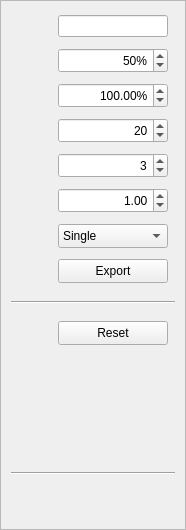
The window that src/settingswidget.ui (chrizbee/NewtonFractal) describes before a commit, drawn with Qt 5.
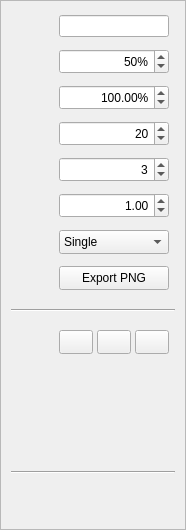
The same window after the commit. Icons and pictures are not drawn. Custom widgets are drawn as their Qt base class.

Commit message:
Added export roots
The first 6 roots are static now. The rest is being generated at runtime.

Diff of the .ui file:
```diff
--- a/src/settingswidget.ui
+++ b/src/settingswidget.ui
@@ -83,9 +83,6 @@
           </sizepolicy>
          </property>
          <layout class="QVBoxLayout" name="verticalLayout_2">
-          <property name="spacing">
-           <number>5</number>
-          </property>
           <property name="leftMargin">
            <number>0</number>
           </property>
@@ -99,39 +96,7 @@
            <number>0</number>
           </property>
           <item>
-           <layout class="QGridLayout" name="gridSettings">
-            <item row="6" column="1">
-             <widget class="QComboBox" name="cbThreading">
-              <property name="sizePolicy">
-               <sizepolicy hsizetype="Minimum" vsizetype="Fixed">
-                <horstretch>0</horstretch>
-                <verstretch>0</verstretch>
-               </sizepolicy>
-              </property>
-              <property name="minimumSize">
-               <size>
-                <width>0</width>
-                <height>24</height>
-               </size>
-              </property>
-              <property name="maximumSize">
-               <size>
-                <width>110</width>
-                <height>16777215</height>
-               </size>
-              </property>
-              <item>
-               <property name="text">
-                <string>Single</string>
-               </property>
-              </item>
-              <item>
-               <property name="text">
-                <string>Multi</string>
-               </property>
-              </item>
-             </widget>
-            </item>
+           <layout class="QGridLayout" name="gridLayout">
             <item row="7" column="0">
              <widget class="QLabel" name="lblExport">
               <property name="sizePolicy">
@@ -206,142 +171,6 @@
               </property>
              </widget>
             </item>
-            <item row="0" column="1">
-             <widget class="SizeEdit" name="lineSize">
-              <property name="minimumSize">
-               <size>
-                <width>30</width>
-                <height>0</height>
-               </size>
-              </property>
-              <property name="maximumSize">
-               <size>
-                <width>110</width>
-                <height>16777215</height>
-               </size>
-              </property>
-              <property name="toolTip">
-               <string/>
-              </property>
-              <property name="text">
-               <string/>
-              </property>
-              <property name="alignment">
-               <set>Qt::AlignRight|Qt::AlignTrailing|Qt::AlignVCenter</set>
-              </property>
-             </widget>
-            </item>
-            <item row="6" column="0">
-             <widget class="QLabel" name="lblThreading">
-              <property name="sizePolicy">
-               <sizepolicy hsizetype="Fixed" vsizetype="Fixed">
-                <horstretch>0</horstretch>
-                <verstretch>0</verstretch>
-               </sizepolicy>
-              </property>
-              <property name="minimumSize">
-               <size>
-                <width>30</width>
-                <height>30</height>
-               </size>
-              </property>
-              <property name="maximumSize">
-               <size>
-                <width>30</width>
-                <height>30</height>
-               </size>
-              </property>
-              <property name="toolTip">
-               <string>single or multithreading</string>
-              </property>
-              <property name="text">
-               <string/>
-              </property>
-              <property name="pixmap">
-               <pixmap resource="../resources.qrc">:/resources/icons/thread.png</pixmap>
-              </property>
-              <property name="scaledContents">
-               <bool>true</bool>
-              </property>
-              <property name="alignment">
-               <set>Qt::AlignCenter</set>
-              </property>
-             </widget>
-            </item>
-            <item row="1" column="0">
-             <widget class="QLabel" name="lblScale">
-              <property name="sizePolicy">
-               <sizepolicy hsizetype="Fixed" vsizetype="Fixed">
-                <horstretch>0</horstretch>
-                <verstretch>0</verstretch>
-               </sizepolicy>
-              </property>
-              <property name="minimumSize">
-               <size>
-                <width>30</width>
-                <height>30</height>
-               </size>
-              </property>
-              <property name="maximumSize">
-               <size>
-                <width>30</width>
-                <height>30</height>
-               </size>
-              </property>
-              <property name="toolTip">
-               <string>downscaling factor when moving</string>
-              </property>
-              <property name="text">
-               <string/>
-              </property>
-              <property name="pixmap">
-               <pixmap resource="../resources.qrc">:/resources/icons/downscale.png</pixmap>
-              </property>
-              <property name="scaledContents">
-               <bool>true</bool>
-              </property>
-              <property name="alignment">
-               <set>Qt::AlignCenter</set>
-              </property>
-             </widget>
-            </item>
-            <item row="4" column="0">
-             <widget class="QLabel" name="lblDegree">
-              <property name="sizePolicy">
-               <sizepolicy hsizetype="Fixed" vsizetype="Fixed">
-                <horstretch>0</horstretch>
-                <verstretch>0</verstretch>
-               </sizepolicy>
-              </property>
-              <property name="minimumSize">
-               <size>
-                <width>30</width>
-                <height>30</height>
-               </size>
-              </property>
-              <property name="maximumSize">
-               <size>
-                <width>30</width>
-                <height>30</height>
-               </size>
-              </property>
-              <property name="toolTip">
-               <string>degree of the polynomial / number of roots</string>
-              </property>
-              <property name="text">
-               <string/>
-              </property>
-              <property name="pixmap">
-               <pixmap resource="../resources.qrc">:/resources/icons/degree.png</pixmap>
-              </property>
-              <property name="scaledContents">
-               <bool>true</bool>
-              </property>
-              <property name="alignment">
-               <set>Qt::AlignCenter</set>
-              </property>
-             </widget>
-            </item>
             <item row="5" column="0">
              <widget class="QLabel" name="lblDamping">
               <property name="sizePolicy">
@@ -379,93 +208,6 @@
               </property>
              </widget>
             </item>
-            <item row="7" column="1">
-             <widget class="QPushButton" name="btnExport">
-              <property name="minimumSize">
-               <size>
-                <width>0</width>
-                <height>24</height>
-               </size>
-              </property>
-              <property name="maximumSize">
-               <size>
-                <width>110</width>
-                <height>16777215</height>
-               </size>
-              </property>
-              <property name="toolTip">
-               <string/>
-              </property>
-              <property name="text">
-               <string>Export</string>
-              </property>
-             </widget>
-            </item>
-            <item row="1" column="1">
-             <widget class="QSpinBox" name="spinScale">
-              <property name="minimumSize">
-               <size>
-                <width>30</width>
-                <height>25</height>
-               </size>
-              </property>
-              <property name="maximumSize">
-               <size>
-                <width>110</width>
-                <height>16777215</height>
-               </size>
-              </property>
-              <property name="toolTip">
-               <string/>
-              </property>
-              <property name="alignment">
-               <set>Qt::AlignRight|Qt::AlignTrailing|Qt::AlignVCenter</set>
-              </property>
-              <property name="suffix">
-               <string>%</string>
-              </property>
-              <property name="minimum">
-               <number>10</number>
-              </property>
-              <property name="maximum">
-               <number>100</number>
-              </property>
-              <property name="value">
-               <number>50</number>
-              </property>
-             </widget>
-            </item>
-            <item row="4" column="1">
-             <widget class="QSpinBox" name="spinDegree">
-              <property name="minimumSize">
-               <size>
-                <width>30</width>
-                <height>25</height>
-               </size>
-              </property>
-              <property name="maximumSize">
-               <size>
-                <width>110</width>
-                <height>16777215</height>
-               </size>
-              </property>
-              <property name="toolTip">
-               <string/>
-              </property>
-              <property name="alignment">
-               <set>Qt::AlignRight|Qt::AlignTrailing|Qt::AlignVCenter</set>
-              </property>
-              <property name="minimum">
-               <number>2</number>
-              </property>
-              <property name="maximum">
-               <number>100</number>
-              </property>
-              <property name="value">
-               <number>3</number>
-              </property>
-             </widget>
-            </item>
             <item row="5" column="1">
              <widget class="QDoubleSpinBox" name="spinDamping">
               <property name="minimumSize">
@@ -500,49 +242,12 @@
               </property>
              </widget>
             </item>
-            <item row="0" column="0">
-             <widget class="QLabel" name="lblSize">
-              <property name="sizePolicy">
-               <sizepolicy hsizetype="Fixed" vsizetype="Fixed">
-                <horstretch>0</horstretch>
-                <verstretch>0</verstretch>
-               </sizepolicy>
-              </property>
+            <item row="0" column="1">
+             <widget class="SizeEdit" name="lineSize">
               <property name="minimumSize">
                <size>
                 <width>30</width>
-                <height>30</height>
-               </size>
-              </property>
-              <property name="maximumSize">
-               <size>
-                <width>30</width>
-                <height>30</height>
-               </size>
-              </property>
-              <property name="toolTip">
-               <string>fractal size</string>
-              </property>
-              <property name="text">
-               <string/>
-              </property>
-              <property name="pixmap">
-               <pixmap resource="../resources.qrc">:/resources/icons/size.png</pixmap>
-              </property>
-              <property name="scaledContents">
-               <bool>true</bool>
-              </property>
-              <property name="alignment">
-               <set>Qt::AlignCenter</set>
-              </property>
-             </widget>
-            </item>
-            <item row="3" column="1">
-             <widget class="QSpinBox" name="spinIterations">
-              <property name="minimumSize">
-               <size>
-                <width>30</width>
-                <height>25</height>
+                <height>0</height>
                </size>
               </property>
               <property name="maximumSize">
@@ -554,54 +259,11 @@
               <property name="toolTip">
                <string/>
               </property>
+              <property name="text">
+               <string/>
+              </property>
               <property name="alignment">
                <set>Qt::AlignRight|Qt::AlignTrailing|Qt::AlignVCenter</set>
-              </property>
-              <property name="minimum">
-               <number>5</number>
-              </property>
-              <property name="maximum">
-               <number>65535</number>
-              </property>
-              <property name="value">
-               <number>20</number>
-              </property>
-             </widget>
-            </item>
-            <item row="2" column="0">
-             <widget class="QLabel" name="lblZoom">
-              <property name="sizePolicy">
-               <sizepolicy hsizetype="Fixed" vsizetype="Fixed">
-                <horstretch>0</horstretch>
-                <verstretch>0</verstretch>
-               </sizepolicy>
-              </property>
-              <property name="minimumSize">
-               <size>
-                <width>30</width>
-                <height>30</height>
-               </size>
-              </property>
-              <property name="maximumSize">
-               <size>
-                <width>30</width>
-                <height>30</height>
-               </size>
-              </property>
-              <property name="toolTip">
-               <string>current zoom factor</string>
-              </property>
-              <property name="text">
-               <string/>
-              </property>
-              <property name="pixmap">
-               <pixmap resource="../resources.qrc">:/resources/icons/zoom.png</pixmap>
-              </property>
-              <property name="scaledContents">
-               <bool>true</bool>
-              </property>
-              <property name="alignment">
-               <set>Qt::AlignCenter</set>
               </property>
              </widget>
             </item>
@@ -639,6 +301,341 @@
               </property>
              </widget>
             </item>
+            <item row="2" column="0">
+             <widget class="QLabel" name="lblZoom">
+              <property name="sizePolicy">
+               <sizepolicy hsizetype="Fixed" vsizetype="Fixed">
+                <horstretch>0</horstretch>
+                <verstretch>0</verstretch>
+               </sizepolicy>
+              </property>
+              <property name="minimumSize">
+               <size>
+                <width>30</width>
+                <height>30</height>
+               </size>
+              </property>
+              <property name="maximumSize">
+               <size>
+                <width>30</width>
+                <height>30</height>
+               </size>
+              </property>
+              <property name="toolTip">
+               <string>current zoom factor</string>
+              </property>
+              <property name="text">
+               <string/>
+              </property>
+              <property name="pixmap">
+               <pixmap resource="../resources.qrc">:/resources/icons/zoom.png</pixmap>
+              </property>
+              <property name="scaledContents">
+               <bool>true</bool>
+              </property>
+              <property name="alignment">
+               <set>Qt::AlignCenter</set>
+              </property>
+             </widget>
+            </item>
+            <item row="1" column="0">
+             <widget class="QLabel" name="lblScale">
+              <property name="sizePolicy">
+               <sizepolicy hsizetype="Fixed" vsizetype="Fixed">
+                <horstretch>0</horstretch>
+                <verstretch>0</verstretch>
+               </sizepolicy>
+              </property>
+              <property name="minimumSize">
+               <size>
+                <width>30</width>
+                <height>30</height>
+               </size>
+              </property>
+              <property name="maximumSize">
+               <size>
+                <width>30</width>
+                <height>30</height>
+               </size>
+              </property>
+              <property name="toolTip">
+               <string>downscaling factor when moving</string>
+              </property>
+              <property name="text">
+               <string/>
+              </property>
+              <property name="pixmap">
+               <pixmap resource="../resources.qrc">:/resources/icons/downscale.png</pixmap>
+              </property>
+              <property name="scaledContents">
+               <bool>true</bool>
+              </property>
+              <property name="alignment">
+               <set>Qt::AlignCenter</set>
+              </property>
+             </widget>
+            </item>
+            <item row="6" column="1">
+             <widget class="QComboBox" name="cbThreading">
+              <property name="sizePolicy">
+               <sizepolicy hsizetype="Minimum" vsizetype="Fixed">
+                <horstretch>0</horstretch>
+                <verstretch>0</verstretch>
+               </sizepolicy>
+              </property>
+              <property name="minimumSize">
+               <size>
+                <width>0</width>
+                <height>24</height>
+               </size>
+              </property>
+              <property name="maximumSize">
+               <size>
+                <width>110</width>
+                <height>16777215</height>
+               </size>
+              </property>
+              <item>
+               <property name="text">
+                <string>Single</string>
+               </property>
+              </item>
+              <item>
+               <property name="text">
+                <string>Multi</string>
+               </property>
+              </item>
+             </widget>
+            </item>
+            <item row="3" column="1">
+             <widget class="QSpinBox" name="spinIterations">
+              <property name="minimumSize">
+               <size>
+                <width>30</width>
+                <height>25</height>
+               </size>
+              </property>
+              <property name="maximumSize">
+               <size>
+                <width>110</width>
+                <height>16777215</height>
+               </size>
+              </property>
+              <property name="toolTip">
+               <string/>
+              </property>
+              <property name="alignment">
+               <set>Qt::AlignRight|Qt::AlignTrailing|Qt::AlignVCenter</set>
+              </property>
+              <property name="minimum">
+               <number>5</number>
+              </property>
+              <property name="maximum">
+               <number>65535</number>
+              </property>
+              <property name="value">
+               <number>20</number>
+              </property>
+             </widget>
+            </item>
+            <item row="1" column="1">
+             <widget class="QSpinBox" name="spinScale">
+              <property name="minimumSize">
+               <size>
+                <width>30</width>
+                <height>25</height>
+               </size>
+              </property>
+              <property name="maximumSize">
+               <size>
+                <width>110</width>
+                <height>16777215</height>
+               </size>
+              </property>
+              <property name="toolTip">
+               <string/>
+              </property>
+              <property name="alignment">
+               <set>Qt::AlignRight|Qt::AlignTrailing|Qt::AlignVCenter</set>
+              </property>
+              <property name="suffix">
+               <string>%</string>
+              </property>
+              <property name="minimum">
+               <number>10</number>
+              </property>
+              <property name="maximum">
+               <number>100</number>
+              </property>
+              <property name="value">
+               <number>50</number>
+              </property>
+             </widget>
+            </item>
+            <item row="6" column="0">
+             <widget class="QLabel" name="lblThreading">
+              <property name="sizePolicy">
+               <sizepolicy hsizetype="Fixed" vsizetype="Fixed">
+                <horstretch>0</horstretch>
+                <verstretch>0</verstretch>
+               </sizepolicy>
+              </property>
+              <property name="minimumSize">
+               <size>
+                <width>30</width>
+                <height>30</height>
+               </size>
+              </property>
+              <property name="maximumSize">
+               <size>
+                <width>30</width>
+                <height>30</height>
+               </size>
+              </property>
+              <property name="toolTip">
+               <string>single or multithreading</string>
+              </property>
+              <property name="text">
+               <string/>
+              </property>
+              <property name="pixmap">
+               <pixmap resource="../resources.qrc">:/resources/icons/thread.png</pixmap>
+              </property>
+              <property name="scaledContents">
+               <bool>true</bool>
+              </property>
+              <property name="alignment">
+               <set>Qt::AlignCenter</set>
+              </property>
+             </widget>
+            </item>
+            <item row="0" column="0">
+             <widget class="QLabel" name="lblSize">
+              <property name="sizePolicy">
+               <sizepolicy hsizetype="Fixed" vsizetype="Fixed">
+                <horstretch>0</horstretch>
+                <verstretch>0</verstretch>
+               </sizepolicy>
+              </property>
+              <property name="minimumSize">
+               <size>
+                <width>30</width>
+                <height>30</height>
+               </size>
+              </property>
+              <property name="maximumSize">
+               <size>
+                <width>30</width>
+                <height>30</height>
+               </size>
+              </property>
+              <property name="toolTip">
+               <string>fractal size</string>
+              </property>
+              <property name="text">
+               <string/>
+              </property>
+              <property name="pixmap">
+               <pixmap resource="../resources.qrc">:/resources/icons/size.png</pixmap>
+              </property>
+              <property name="scaledContents">
+               <bool>true</bool>
+              </property>
+              <property name="alignment">
+               <set>Qt::AlignCenter</set>
+              </property>
+             </widget>
+            </item>
+            <item row="4" column="1">
+             <widget class="QSpinBox" name="spinDegree">
+              <property name="minimumSize">
+               <size>
+                <width>30</width>
+                <height>25</height>
+               </size>
+              </property>
+              <property name="maximumSize">
+               <size>
+                <width>110</width>
+                <height>16777215</height>
+               </size>
+              </property>
+              <property name="toolTip">
+               <string/>
+              </property>
+              <property name="alignment">
+               <set>Qt::AlignRight|Qt::AlignTrailing|Qt::AlignVCenter</set>
+              </property>
+              <property name="minimum">
+               <number>2</number>
+              </property>
+              <property name="maximum">
+               <number>100</number>
+              </property>
+              <property name="value">
+               <number>3</number>
+              </property>
+             </widget>
+            </item>
+            <item row="4" column="0">
+             <widget class="QLabel" name="lblDegree">
+              <property name="sizePolicy">
+               <sizepolicy hsizetype="Fixed" vsizetype="Fixed">
+                <horstretch>0</horstretch>
+                <verstretch>0</verstretch>
+               </sizepolicy>
+              </property>
+              <property name="minimumSize">
+               <size>
+                <width>30</width>
+                <height>30</height>
+               </size>
+              </property>
+              <property name="maximumSize">
+               <size>
+                <width>30</width>
+                <height>30</height>
+               </size>
+              </property>
+              <property name="toolTip">
+               <string>degree of the polynomial / number of roots</string>
+              </property>
+              <property name="text">
+               <string/>
+              </property>
+              <property name="pixmap">
+               <pixmap resource="../resources.qrc">:/resources/icons/degree.png</pixmap>
+              </property>
+              <property name="scaledContents">
+               <bool>true</bool>
+              </property>
+              <property name="alignment">
+               <set>Qt::AlignCenter</set>
+              </property>
+             </widget>
+            </item>
+            <item row="7" column="1">
+             <widget class="QPushButton" name="btnExportImage">
+              <property name="minimumSize">
+               <size>
+                <width>0</width>
+                <height>24</height>
+               </size>
+              </property>
+              <property name="maximumSize">
+               <size>
+                <width>110</width>
+                <height>16777215</height>
+               </size>
+              </property>
+              <property name="toolTip">
+               <string/>
+              </property>
+              <property name="text">
+               <string>Export PNG</string>
+              </property>
+             </widget>
+            </item>
            </layout>
           </item>
           <item>
@@ -703,28 +700,6 @@
           </item>
           <item>
            <layout class="QGridLayout" name="gridRoots">
-            <item row="0" column="1">
-             <widget class="QPushButton" name="btnReset">
-              <property name="minimumSize">
-               <size>
-                <width>0</width>
-                <height>24</height>
-               </size>
-              </property>
-              <property name="maximumSize">
-               <size>
-                <width>110</width>
-                <height>16777215</height>
-               </size>
-              </property>
-              <property name="toolTip">
-               <string/>
-              </property>
-              <property name="text">
-               <string>Reset</string>
-              </property>
-             </widget>
-            </item>
             <item row="0" column="0">
              <widget class="QLabel" name="lblReset">
               <property name="sizePolicy">
@@ -762,6 +737,109 @@
               </property>
              </widget>
             </item>
+            <item row="0" column="1">
+             <layout class="QHBoxLayout" name="horizontalLayout">
+              <property name="spacing">
+               <number>4</number>
+              </property>
+              <item>
+               <widget class="QPushButton" name="btnImportRoots">
+                <property name="minimumSize">
+                 <size>
+                  <width>34</width>
+                  <height>24</height>
+                 </size>
+                </property>
+                <property name="maximumSize">
+                 <size>
+                  <width>34</width>
+                  <height>24</height>
+                 </size>
+                </property>
+                <property name="toolTip">
+                 <string>import roots from file</string>
+                </property>
+                <property name="text">
+                 <string/>
+                </property>
+                <property name="icon">
+                 <iconset resource="../resources.qrc">
+                  <normaloff>:/resources/icons/import.png</normaloff>:/resources/icons/import.png</iconset>
+                </property>
+                <property name="iconSize">
+                 <size>
+                  <width>20</width>
+                  <height>20</height>
+                 </size>
+                </property>
+                <property name="flat">
+                 <bool>false</bool>
+                </property>
+               </widget>
+              </item>
+              <item>
+               <widget class="QPushButton" name="btnExportRoots">
+                <property name="minimumSize">
+                 <size>
+                  <width>34</width>
+                  <height>24</height>
+                 </size>
+                </property>
+                <property name="maximumSize">
+                 <size>
+                  <width>34</width>
+                  <height>24</height>
+                 </size>
+                </property>
+                <property name="toolTip">
+                 <string>export roots to file</string>
+                </property>
+                <property name="text">
+                 <string/>
+                </property>
+                <property name="icon">
+                 <iconset resource="../resources.qrc">
+                  <normaloff>:/resources/icons/save.png</normaloff>:/resources/icons/save.png</iconset>
+                </property>
+                <property name="iconSize">
+                 <size>
+                  <width>20</width>
+                  <height>20</height>
+                 </size>
+                </property>
+                <property name="flat">
+                 <bool>false</bool>
+                </property>
+               </widget>
+              </item>
+              <item>
+               <widget class="QPushButton" name="btnReset">
+                <property name="minimumSize">
+                 <size>
+                  <width>34</width>
+                  <height>24</height>
+                 </size>
+                </property>
+                <property name="maximumSize">
+                 <size>
+                  <width>34</width>
+                  <height>24</height>
+                 </size>
+                </property>
+                <property name="toolTip">
+                 <string>change to default zoom and equidistant roots</string>
+                </property>
+                <property name="text">
+                 <string/>
+                </property>
+                <property name="icon">
+                 <iconset resource="../resources.qrc">
+                  <normaloff>:/resources/icons/reset.png</normaloff>:/resources/icons/reset.png</iconset>
+                </property>
+               </widget>
+              </item>
+             </layout>
+            </item>
            </layout>
           </item>
           <item>
```
Left out of the diff: 7 changed lines with no effect on the pictures. The commit also changes 23 other files.
